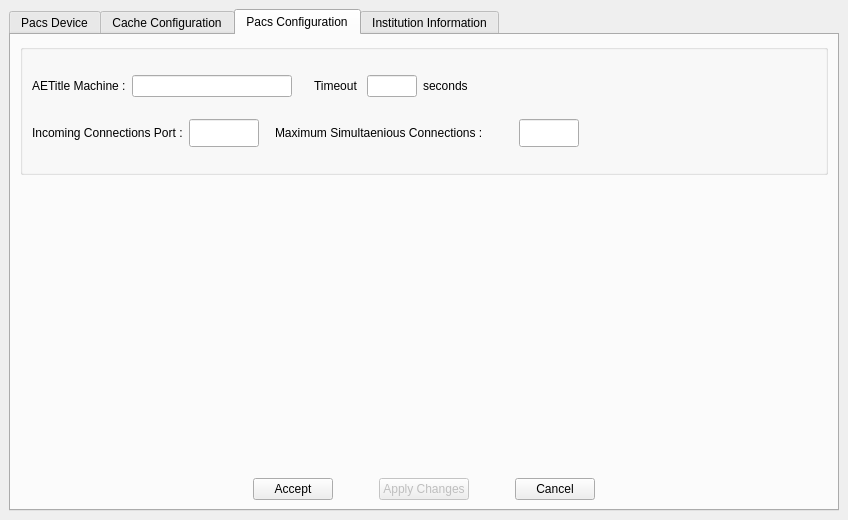
Above: starviewer/src/interface/qconfigurationscreenbase.ui from starviewer-medical/starviewer before the change. Below: the same form after it.
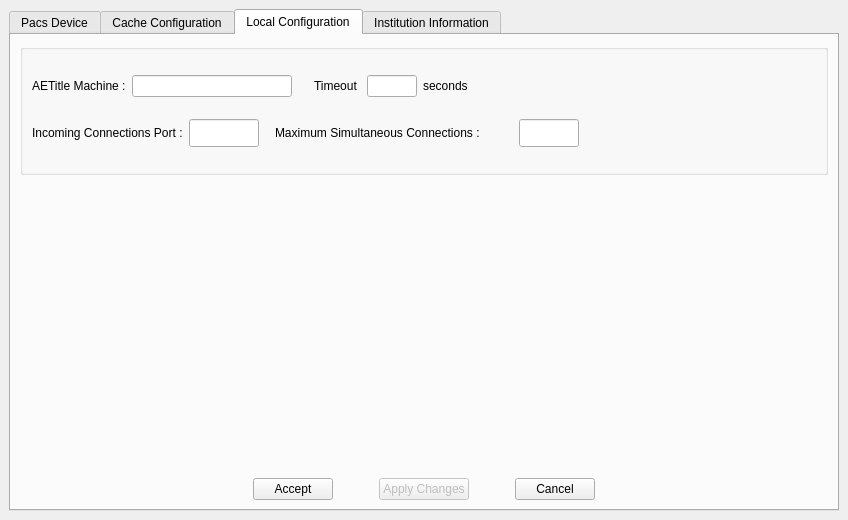
That is the form after the change. The open tabs and pages were chosen to show the change.

Commit message: ENH: Correccions ortogràfiques

```diff
--- a/starviewer/src/interface/qconfigurationscreenbase.ui
+++ b/starviewer/src/interface/qconfigurationscreenbase.ui
@@ -1449,7 +1449,7 @@
      </widget>
      <widget class="QWidget" name="TabPage_2" >
       <attribute name="title" >
-       <string>Pacs Configuration</string>
+       <string>Local Configuration</string>
       </attribute>
       <layout class="QGridLayout" >
        <property name="margin" >
@@ -1587,7 +1587,7 @@
                  </sizepolicy>
                 </property>
                 <property name="text" >
-                 <string>Maximum Simultaenious Connections :</string>
+                 <string>Maximum Simultaneous Connections :</string>
                 </property>
                </widget>
               </item>
```
Left out of the diff: 2 changed lines with no effect on the pictures.
